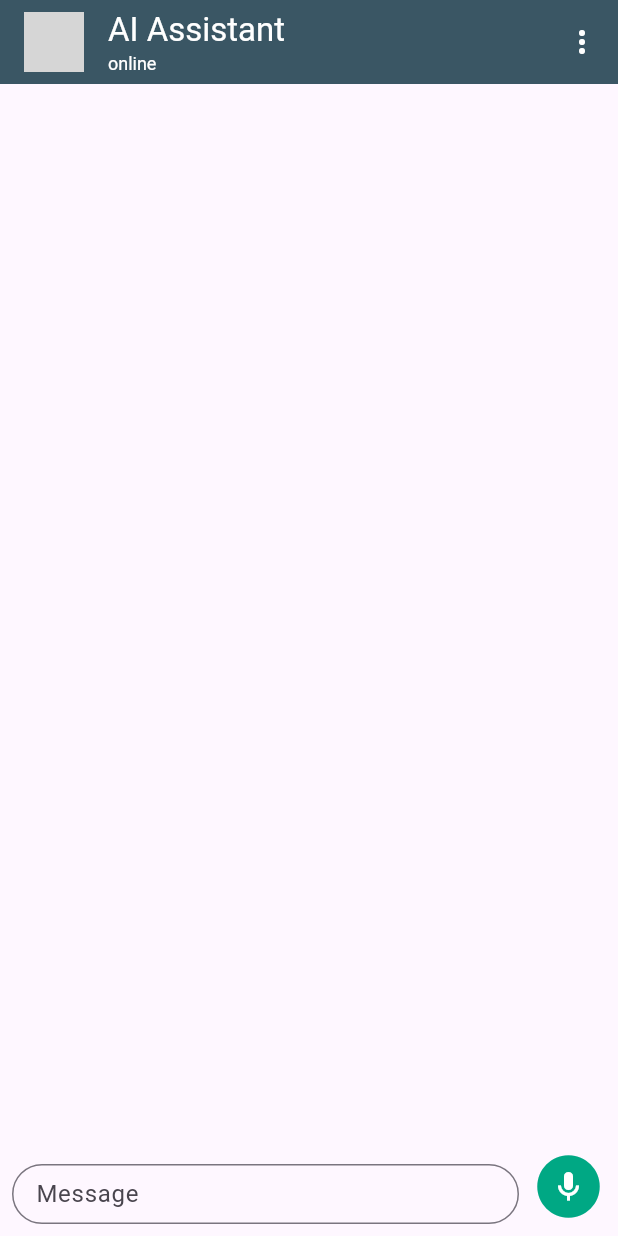
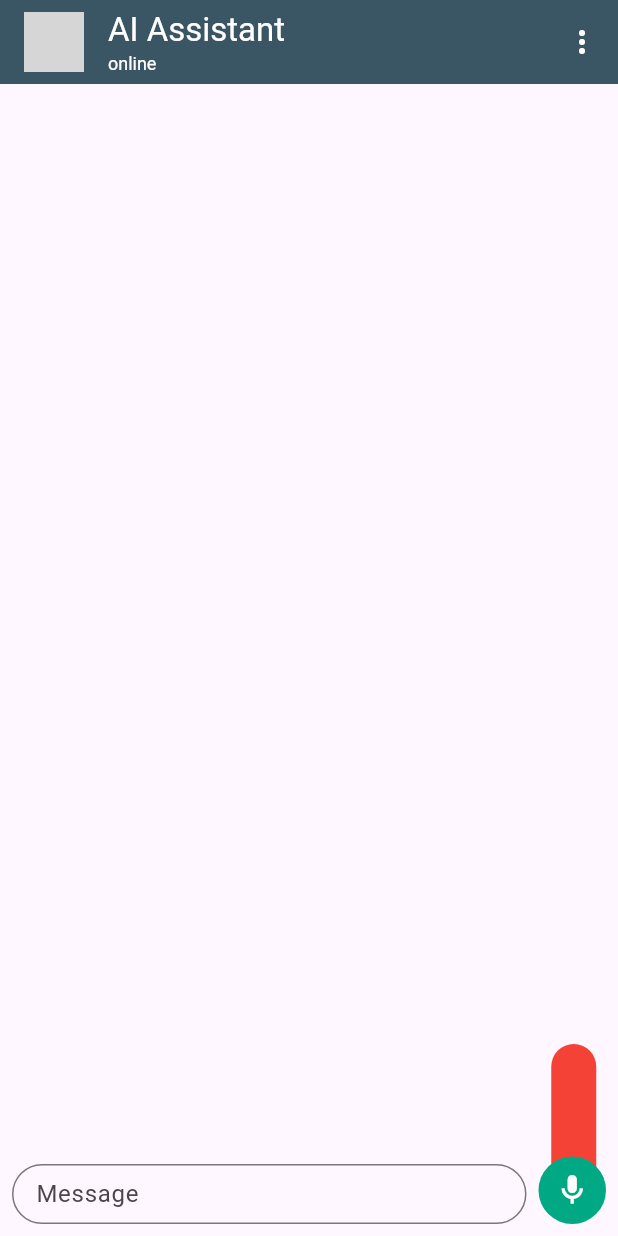
Before and after one commit to astudilloalex/flutter-simple-test-chat-screen, a Flutter app: the screen it shows after launch, on a phone screen of 412 x 824 dp. Run offline on Flutter 3.47's test engine with Material 2 defaults, Android fonts, the phone set to English and light mode, and no system bars; our stand-ins replace flutter_bloc; missing offline and left inert: record; generated files the repository leaves out were written again; network calls fail; grey boxes are pictures that could not be loaded.

Commit message:
feat: Drag button

```diff
--- a/lib/ui/pages/chat/widgets/chat_form.dart
+++ b/lib/ui/pages/chat/widgets/chat_form.dart
@@ -1,6 +1,7 @@
 import 'package:flutter/material.dart';
 import 'package:flutter_bloc/flutter_bloc.dart';
 import 'package:flutter_gen/gen_l10n/app_localizations.dart';
+import 'package:record/record.dart';
 import 'package:whatsapp_clone/ui/pages/chat/cubits/chat_cubit.dart';
 
 class ChatForm extends StatefulWidget {
@@ -15,7 +16,12 @@ class _ChatFormState extends State<ChatForm> {
 
   final TextEditingController messageController = TextEditingController();
 
+  final AudioRecorder audioRecorder = AudioRecorder();
+
   bool canRec = true;
+  Offset offset = Offset.zero;
+
+  double blockRecHeight = 110.0;
 
   @override
   void initState() {
@@ -32,6 +38,7 @@ class _ChatFormState extends State<ChatForm> {
   @override
   void dispose() {
     messageController.dispose();
+    audioRecorder.dispose();
     super.dispose();
   }
 
@@ -57,7 +64,78 @@ class _ChatFormState extends State<ChatForm> {
             ),
           ),
           const SizedBox(width: 8.0),
-          Stack(
+          SizedBox(
+            width: 45.0,
+            height: 110.0,
+            child: Stack(
+              children: [
+                Transform.translate(
+                  offset: const Offset(8.5, -10.0),
+                  child: Container(
+                    decoration: BoxDecoration(
+                      borderRadius: BorderRadius.circular(20.0),
+                      color: Colors.red,
+                    ),
+                    height: blockRecHeight,
+                    width: 30.0,
+                  ),
+                ),
+                Positioned(
+                  bottom: 0.0,
+                  child: GestureDetector(
+                    onTap: () {
+                      if (messageController.text.trim().isNotEmpty) {
+                        context
+                            .read<ChatCubit>()
+                            .sendMessage(messageController.text.trim());
+                        messageController.text = '';
+                      }
+                    },
+                    onLongPressStart: (details) async {
+                      // await audioRecorder.start(
+                      //   const RecordConfig(encoder: AudioEncoder.wav),
+                      //   path: 'C:/Users/alex-/Documents/Scanned Documents/test.wav',
+                      // );
+                    },
+                    onLongPressMoveUpdate: (details) {
+                      if (details.localPosition.dy > -50 &&
+                          details.localPosition.dy < 0) {
+                        setState(() {
+                          offset = Offset(offset.dx, details.localPosition.dy);
+                          if (blockRecHeight > 30.0) {
+                            blockRecHeight += offset.dy * 0.5;
+                          }
+                        });
+                      }
+                    },
+                    onLongPressEnd: (details) async {
+                      setState(() {
+                        offset = Offset.zero;
+                        blockRecHeight = 110;
+                      });
+                    },
+                    child: Transform.translate(
+                      offset: offset,
+                      child: Container(
+                        width: 45.0,
+                        height: 45.0,
+                        decoration: const BoxDecoration(
+                          shape: BoxShape.circle,
+                          color: Color(0xFF00A884),
+                        ),
+                        child: Icon(
+                          canRec ? Icons.mic_outlined : Icons.send_outlined,
+                          color: Colors.white,
+                        ),
+                      ),
+                    ),
+                  ),
+                ),
+              ],
+            ),
+          ),
+
+          /* Stack(
             alignment: AlignmentDirectional.center,
             children: [
               const Icon(
@@ -66,21 +144,14 @@ class _ChatFormState extends State<ChatForm> {
                 size: 50.0,
               ),
               IconButton(
-                onPressed: () {
-                  if (messageController.text.trim().isNotEmpty) {
-                    context
-                        .read<ChatCubit>()
-                        .sendMessage(messageController.text.trim());
-                    messageController.text = '';
-                  }
-                },
+                onPressed: () {},
                 icon: Icon(
                   canRec ? Icons.mic_outlined : Icons.send_outlined,
                   color: Colors.white,
                 ),
               ),
             ],
-          ),
+          ), */
         ],
       ),
     );
--- a/pubspec.yaml
+++ b/pubspec.yaml
@@ -34,6 +34,7 @@ dependencies:
   flutter_localizations:
     sdk: flutter
   intl: ^0.18.1
+  record: ^5.0.1
 
 
   # The following adds the Cupertino Icons font to your application.
```
Also changed, not shown: pubspec.lock, 5 other files.
